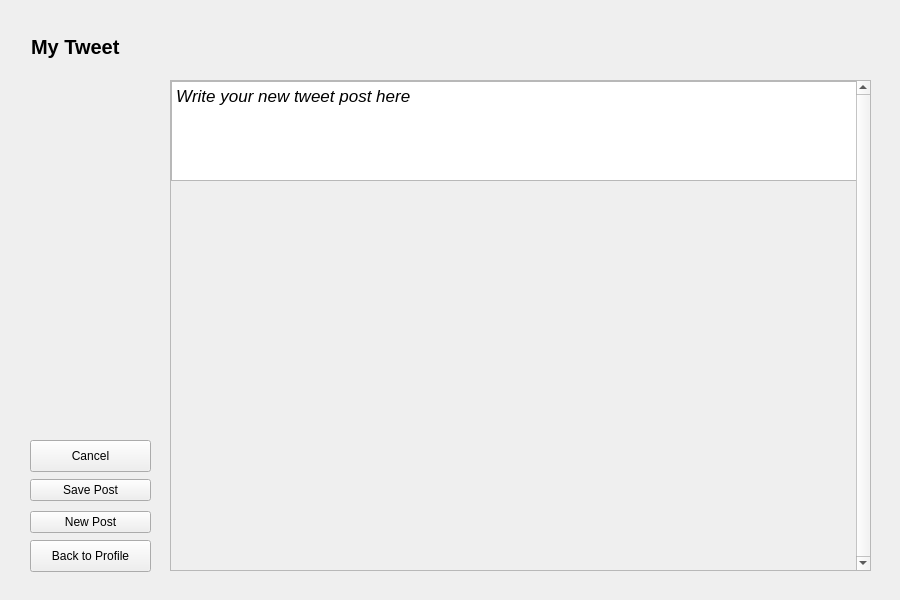
Above: GUI/tweetgui.ui from thanhmvu/RocketRapport before the change. Below: the same form after it.
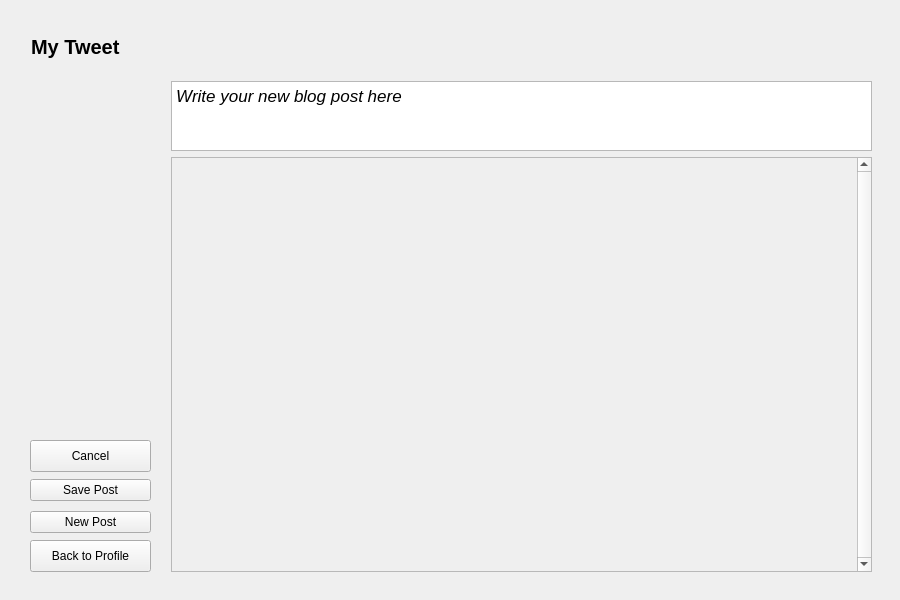
That is the form after the change.

Commit message: Have Tweet framewok done but have issue with storing tweet to db

Patch:
```diff
--- a/GUI/tweetgui.ui
+++ b/GUI/tweetgui.ui
@@ -74,7 +74,7 @@
    </property>
    <layout class="QVBoxLayout" name="verticalLayout_2">
     <item>
-     <widget class="QPushButton" name="pushButton_savePost_2">
+     <widget class="QPushButton" name="pushButton_savePost">
       <property name="sizePolicy">
        <sizepolicy hsizetype="Fixed" vsizetype="Fixed">
         <horstretch>0</horstretch>
@@ -93,7 +93,7 @@
      </widget>
     </item>
     <item>
-     <widget class="QPushButton" name="pushButton_newPost_2">
+     <widget class="QPushButton" name="pushButton_newPost">
       <property name="sizePolicy">
        <sizepolicy hsizetype="Fixed" vsizetype="Fixed">
         <horstretch>0</horstretch>
@@ -113,20 +113,43 @@
     </item>
    </layout>
   </widget>
-  <widget class="QWidget" name="layoutWidget">
+  <widget class="QLabel" name="label_myTweet">
    <property name="geometry">
     <rect>
-     <x>170</x>
-     <y>80</y>
+     <x>31</x>
+     <y>21</y>
+     <width>841</width>
+     <height>51</height>
+    </rect>
+   </property>
+   <property name="font">
+    <font>
+     <pointsize>15</pointsize>
+     <weight>75</weight>
+     <bold>true</bold>
+    </font>
+   </property>
+   <property name="text">
+    <string>My Tweet</string>
+   </property>
+   <property name="alignment">
+    <set>Qt::AlignLeading|Qt::AlignLeft|Qt::AlignVCenter</set>
+   </property>
+  </widget>
+  <widget class="QWidget" name="">
+   <property name="geometry">
+    <rect>
+     <x>171</x>
+     <y>81</y>
      <width>701</width>
      <height>491</height>
     </rect>
    </property>
-   <layout class="QVBoxLayout" name="verticalLayout_5">
+   <layout class="QVBoxLayout" name="verticalLayout">
     <item>
-     <widget class="QScrollArea" name="scrollArea_2">
+     <widget class="QTextEdit" name="textEdit_newPost">
       <property name="sizePolicy">
-       <sizepolicy hsizetype="Expanding" vsizetype="Expanding">
+       <sizepolicy hsizetype="Expanding" vsizetype="Fixed">
         <horstretch>0</horstretch>
         <verstretch>0</verstretch>
        </sizepolicy>
@@ -134,93 +157,53 @@
       <property name="minimumSize">
        <size>
         <width>0</width>
-        <height>30</height>
+        <height>50</height>
        </size>
       </property>
       <property name="maximumSize">
        <size>
         <width>16777215</width>
-        <height>16777215</height>
+        <height>70</height>
        </size>
       </property>
+      <property name="html">
+       <string>&lt;!DOCTYPE HTML PUBLIC &quot;-//W3C//DTD HTML 4.0//EN&quot; &quot;http://www.w3.org/TR/REC-html40/strict.dtd&quot;&gt;
+&lt;html&gt;&lt;head&gt;&lt;meta name=&quot;qrichtext&quot; content=&quot;1&quot; /&gt;&lt;style type=&quot;text/css&quot;&gt;
+p, li { white-space: pre-wrap; }
+&lt;/style&gt;&lt;/head&gt;&lt;body style=&quot; font-family:'Sans'; font-size:10pt; font-weight:400; font-style:normal;&quot;&gt;
+&lt;p style=&quot; margin-top:0px; margin-bottom:0px; margin-left:0px; margin-right:0px; -qt-block-indent:0; text-indent:0px;&quot;&gt;&lt;span style=&quot; font-family:'.SF NS Text'; font-size:13pt; font-style:italic;&quot;&gt;Write your new blog post here&lt;/span&gt;&lt;/p&gt;&lt;/body&gt;&lt;/html&gt;</string>
+      </property>
+     </widget>
+    </item>
+    <item>
+     <widget class="QScrollArea" name="scrollArea">
       <property name="verticalScrollBarPolicy">
        <enum>Qt::ScrollBarAlwaysOn</enum>
       </property>
       <property name="widgetResizable">
        <bool>true</bool>
       </property>
-      <widget class="QWidget" name="scrollAreaWidgetContents_2">
+      <widget class="QWidget" name="scrollAreaWidgetContents">
        <property name="geometry">
         <rect>
          <x>0</x>
          <y>0</y>
          <width>684</width>
-         <height>487</height>
+         <height>411</height>
         </rect>
        </property>
-       <widget class="QTextEdit" name="textEdit_newPost_2">
-        <property name="geometry">
-         <rect>
-          <x>0</x>
-          <y>0</y>
-          <width>709</width>
-          <height>100</height>
-         </rect>
-        </property>
-        <property name="sizePolicy">
-         <sizepolicy hsizetype="Expanding" vsizetype="Fixed">
-          <horstretch>0</horstretch>
-          <verstretch>0</verstretch>
-         </sizepolicy>
-        </property>
-        <property name="minimumSize">
-         <size>
-          <width>0</width>
-          <height>100</height>
-         </size>
-        </property>
-        <property name="maximumSize">
-         <size>
-          <width>16777215</width>
-          <height>80</height>
-         </size>
-        </property>
-        <property name="html">
-         <string>&lt;!DOCTYPE HTML PUBLIC &quot;-//W3C//DTD HTML 4.0//EN&quot; &quot;http://www.w3.org/TR/REC-html40/strict.dtd&quot;&gt;
-&lt;html&gt;&lt;head&gt;&lt;meta name=&quot;qrichtext&quot; content=&quot;1&quot; /&gt;&lt;style type=&quot;text/css&quot;&gt;
-p, li { white-space: pre-wrap; }
-&lt;/style&gt;&lt;/head&gt;&lt;body style=&quot; font-family:'Sans'; font-size:10pt; font-weight:400; font-style:normal;&quot;&gt;
-&lt;p style=&quot; margin-top:0px; margin-bottom:0px; margin-left:0px; margin-right:0px; -qt-block-indent:0; text-indent:0px;&quot;&gt;&lt;span style=&quot; font-family:'.SF NS Text'; font-size:13pt; font-style:italic;&quot;&gt;Write your new tweet post here&lt;/span&gt;&lt;/p&gt;&lt;/body&gt;&lt;/html&gt;</string>
-        </property>
-       </widget>
       </widget>
      </widget>
     </item>
    </layout>
   </widget>
-  <widget class="QLabel" name="label_">
-   <property name="geometry">
-    <rect>
-     <x>31</x>
-     <y>21</y>
-     <width>841</width>
-     <height>51</height>
-    </rect>
-   </property>
-   <property name="font">
-    <font>
-     <pointsize>15</pointsize>
-     <weight>75</weight>
-     <bold>true</bold>
-    </font>
-   </property>
-   <property name="text">
-    <string>My Tweet</string>
-   </property>
-   <property name="alignment">
-    <set>Qt::AlignLeading|Qt::AlignLeft|Qt::AlignVCenter</set>
-   </property>
-  </widget>
+  <zorder>pushButton_cancel</zorder>
+  <zorder>pushButton_back_to_profile</zorder>
+  <zorder>layoutWidget</zorder>
+  <zorder>label_myTweet</zorder>
+  <zorder>layoutWidget_2</zorder>
+  <zorder>textEdit_newPost</zorder>
+  <zorder>textEdit_newPost</zorder>
  </widget>
  <resources/>
  <connections/>
```
The commit also changes 10 other files.
